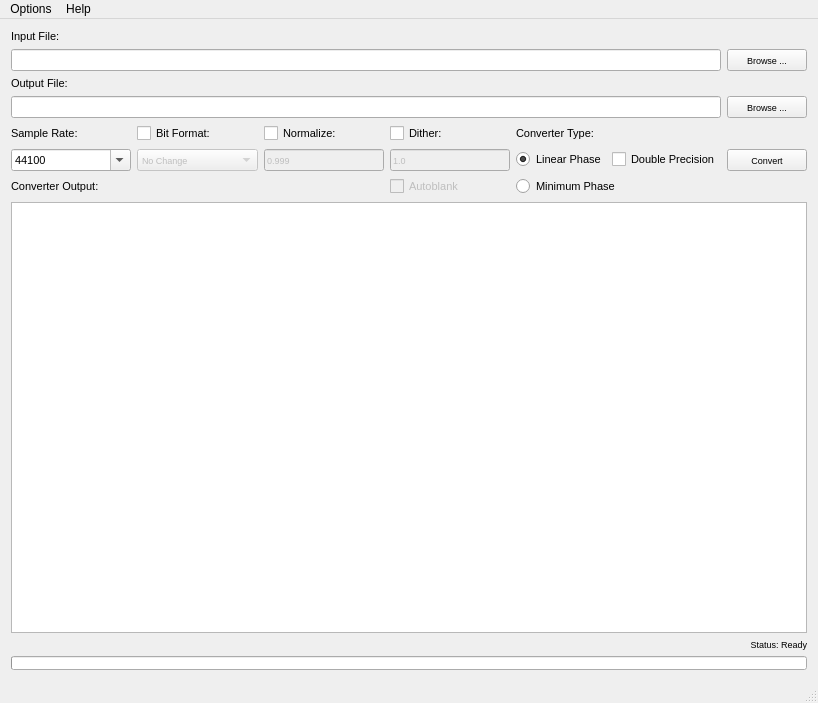
Old version of the form ferocious/mainwindow.ui in the repository jniemann66/ferocious.
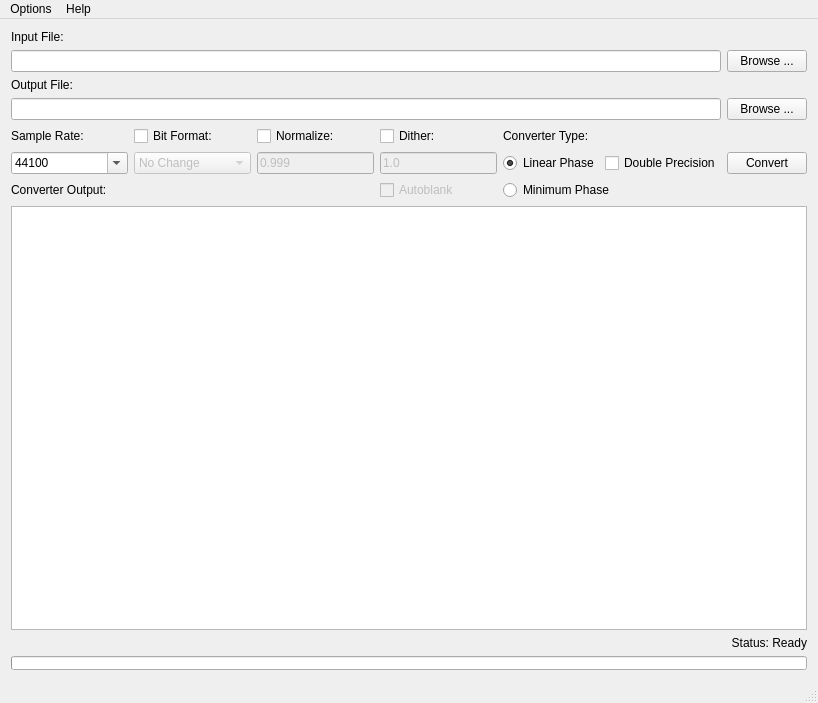
New version of the form. Icons and pictures are not drawn. Custom widgets are drawn as their Qt base class.

Commit message: removed hard-coded tiny fonts ui file

Diff of the .ui file:
```diff
--- a/ferocious/mainwindow.ui
+++ b/ferocious/mainwindow.ui
@@ -52,7 +52,6 @@
       </property>
       <property name="font">
        <font>
-        <pointsize>8</pointsize>
         <italic>false</italic>
         <bold>false</bold>
         <underline>false</underline>
@@ -89,7 +88,6 @@
       </property>
       <property name="font">
        <font>
-        <pointsize>7</pointsize>
         <italic>false</italic>
         <bold>false</bold>
         <underline>false</underline>
@@ -125,7 +123,6 @@
       </property>
       <property name="font">
        <font>
-        <pointsize>8</pointsize>
         <italic>false</italic>
         <bold>false</bold>
         <underline>false</underline>
@@ -224,7 +221,6 @@
       </property>
       <property name="font">
        <font>
-        <pointsize>7</pointsize>
         <italic>false</italic>
         <bold>false</bold>
         <underline>false</underline>
@@ -254,7 +250,6 @@
       </property>
       <property name="font">
        <font>
-        <pointsize>8</pointsize>
         <italic>false</italic>
         <bold>false</bold>
         <underline>false</underline>
@@ -279,7 +274,6 @@
       </property>
       <property name="font">
        <font>
-        <pointsize>8</pointsize>
         <italic>false</italic>
         <bold>false</bold>
         <underline>false</underline>
@@ -303,7 +297,6 @@
      <widget class="QLabel" name="SampleRateLabel">
       <property name="font">
        <font>
-        <pointsize>8</pointsize>
         <italic>false</italic>
         <bold>false</bold>
         <underline>false</underline>
@@ -336,7 +329,6 @@
       </property>
       <property name="font">
        <font>
-        <pointsize>7</pointsize>
         <italic>false</italic>
         <bold>false</bold>
         <underline>false</underline>
@@ -372,7 +364,6 @@
       </property>
       <property name="font">
        <font>
-        <pointsize>8</pointsize>
         <italic>false</italic>
         <bold>false</bold>
         <underline>false</underline>
@@ -410,7 +401,6 @@
       </property>
       <property name="font">
        <font>
-        <pointsize>7</pointsize>
         <italic>false</italic>
         <bold>false</bold>
         <underline>false</underline>
@@ -507,7 +497,6 @@
       </property>
       <property name="font">
        <font>
-        <pointsize>8</pointsize>
         <italic>false</italic>
         <bold>false</bold>
         <underline>false</underline>
@@ -542,7 +531,6 @@
       </property>
       <property name="font">
        <font>
-        <pointsize>7</pointsize>
         <italic>false</italic>
         <bold>false</bold>
         <underline>false</underline>
@@ -578,7 +566,6 @@
       </property>
       <property name="font">
        <font>
-        <pointsize>7</pointsize>
         <italic>false</italic>
         <bold>false</bold>
         <underline>false</underline>
@@ -608,7 +595,6 @@
       </property>
       <property name="font">
        <font>
-        <pointsize>8</pointsize>
         <italic>false</italic>
         <bold>false</bold>
         <underline>false</underline>
@@ -630,7 +616,6 @@
      <widget class="QLabel" name="OutfileLabel">
       <property name="font">
        <font>
-        <pointsize>8</pointsize>
         <italic>false</italic>
         <bold>false</bold>
         <underline>false</underline>
@@ -663,7 +648,6 @@
       </property>
       <property name="font">
        <font>
-        <pointsize>7</pointsize>
         <italic>false</italic>
         <bold>false</bold>
         <underline>false</underline>
@@ -694,7 +678,6 @@
       </property>
       <property name="font">
        <font>
-        <pointsize>8</pointsize>
         <italic>false</italic>
         <bold>false</bold>
         <underline>false</underline>
@@ -724,7 +707,6 @@
       </property>
       <property name="font">
        <font>
-        <pointsize>7</pointsize>
         <italic>false</italic>
         <bold>false</bold>
         <underline>false</underline>
@@ -769,7 +751,6 @@
       </property>
       <property name="font">
        <font>
-        <pointsize>7</pointsize>
         <italic>false</italic>
         <bold>false</bold>
         <underline>false</underline>
@@ -802,7 +783,6 @@
       </property>
       <property name="font">
        <font>
-        <pointsize>8</pointsize>
         <italic>false</italic>
         <bold>false</bold>
         <underline>false</underline>
@@ -855,7 +835,6 @@
      <widget class="QLabel" name="InfileLabel">
       <property name="font">
        <font>
-        <pointsize>8</pointsize>
         <italic>false</italic>
         <bold>false</bold>
         <underline>false</underline>
@@ -879,7 +858,6 @@
       </property>
       <property name="font">
        <font>
-        <pointsize>8</pointsize>
         <italic>false</italic>
         <bold>false</bold>
         <underline>false</underline>
@@ -900,7 +878,6 @@
      <widget class="QLabel" name="ConverterOutputLabel">
       <property name="font">
        <font>
-        <pointsize>8</pointsize>
         <italic>false</italic>
         <bold>false</bold>
         <underline>false</underline>
```
Left out of the diff: 3 changed lines with no effect on the pictures. The commit also changes 5 other files.
